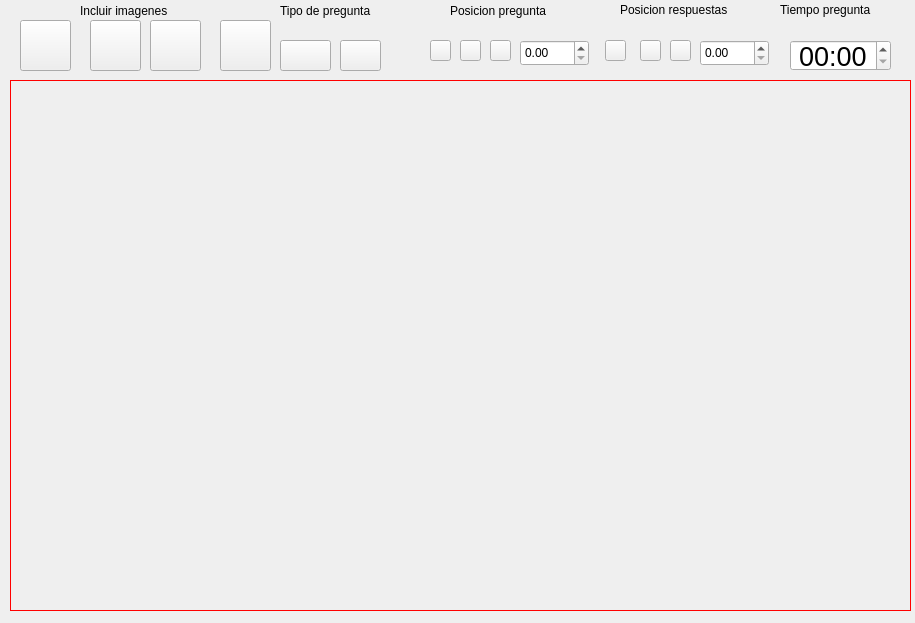
This is DISENOS/modRespMultiples_d.ui in ronihdzz/DisenadorPreguntas as Qt 5 draws it before an edit. The edited form follows.
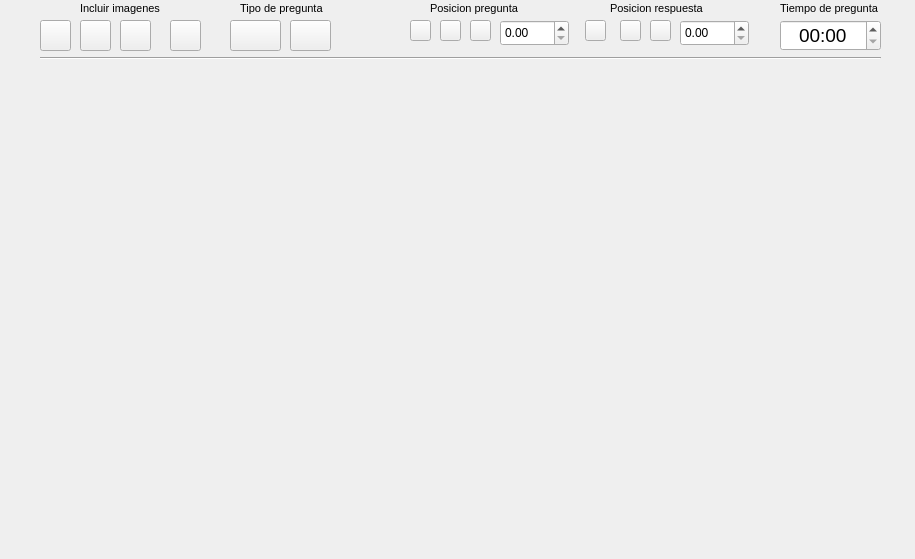
This is the edited form. Icons and pictures are not drawn.

Commit message: Los tres tipos de preguntas incluidos en el creador de cuestionarios final final, falta implementar las preguntas abiertas y el apartado de guardado y compartir asi como los controls y visualizar en el de abajo

```diff
--- a/DISENOS/modRespMultiples_d.ui
+++ b/DISENOS/modRespMultiples_d.ui
@@ -7,7 +7,7 @@
     <x>0</x>
     <y>0</y>
     <width>915</width>
-    <height>623</height>
+    <height>559</height>
    </rect>
   </property>
   <property name="windowTitle">
@@ -16,19 +16,17 @@
   <widget class="QStackedWidget" name="listWidget_panelVersion">
    <property name="geometry">
     <rect>
-     <x>10</x>
-     <y>80</y>
+     <x>0</x>
+     <y>60</y>
      <width>901</width>
-     <height>531</height>
+     <height>491</height>
     </rect>
    </property>
    <property name="toolTipDuration">
     <number>0</number>
    </property>
    <property name="styleSheet">
-    <string notr="true">padding:0px;
-border: 1px solid red;
-</string>
+    <string notr="true"/>
    </property>
    <property name="frameShape">
     <enum>QFrame::NoFrame</enum>
@@ -40,59 +38,53 @@
     <number>-1</number>
    </property>
   </widget>
-  <widget class="QDoubleSpinBox" name="dSpin_pregTam">
+  <widget class="QPushButton" name="btn_pregImag100">
    <property name="geometry">
     <rect>
-     <x>520</x>
-     <y>40</y>
+     <x>170</x>
+     <y>20</y>
+     <width>31</width>
+     <height>31</height>
+    </rect>
+   </property>
+   <property name="styleSheet">
+    <string notr="true">border-image: url(:/alinear/ICONOS/icon_preg100.png);</string>
+   </property>
+   <property name="text">
+    <string/>
+   </property>
+  </widget>
+  <widget class="QPushButton" name="btn_pregImag75">
+   <property name="geometry">
+    <rect>
+     <x>120</x>
+     <y>20</y>
+     <width>31</width>
+     <height>31</height>
+    </rect>
+   </property>
+   <property name="styleSheet">
+    <string notr="true">border-image: url(:/alinear/ICONOS/icon_preg75.png);</string>
+   </property>
+   <property name="text">
+    <string/>
+   </property>
+  </widget>
+  <widget class="QDoubleSpinBox" name="dSpin_respTam">
+   <property name="geometry">
+    <rect>
+     <x>680</x>
+     <y>20</y>
      <width>69</width>
      <height>26</height>
     </rect>
    </property>
   </widget>
-  <widget class="QPushButton" name="btn_pregDer">
+  <widget class="QPushButton" name="btn_respIzq">
    <property name="geometry">
     <rect>
-     <x>490</x>
-     <y>40</y>
-     <width>21</width>
-     <height>21</height>
-    </rect>
-   </property>
-   <property name="styleSheet">
-    <string notr="true">border-image: url(:/alinear/IMAGENES/alinear_derecho.png);</string>
-   </property>
-   <property name="text">
-    <string/>
-   </property>
-   <property name="id" stdset="0">
-    <number>2</number>
-   </property>
-  </widget>
-  <widget class="QPushButton" name="btn_pregCen">
-   <property name="geometry">
-    <rect>
-     <x>460</x>
-     <y>40</y>
-     <width>21</width>
-     <height>21</height>
-    </rect>
-   </property>
-   <property name="styleSheet">
-    <string notr="true">border-image: url(:/alinear/IMAGENES/alinear_centrar.png);</string>
-   </property>
-   <property name="text">
-    <string/>
-   </property>
-   <property name="id" stdset="0">
-    <number>0</number>
-   </property>
-  </widget>
-  <widget class="QPushButton" name="btn_pregIzq">
-   <property name="geometry">
-    <rect>
-     <x>430</x>
-     <y>40</y>
+     <x>585</x>
+     <y>20</y>
      <width>21</width>
      <height>21</height>
     </rect>
@@ -103,22 +95,87 @@
    <property name="text">
     <string/>
    </property>
-   <property name="id" stdset="0">
-    <number>1</number>
+  </widget>
+  <widget class="QPushButton" name="btn_respCen">
+   <property name="geometry">
+    <rect>
+     <x>620</x>
+     <y>20</y>
+     <width>21</width>
+     <height>21</height>
+    </rect>
+   </property>
+   <property name="styleSheet">
+    <string notr="true">border-image: url(:/alinear/IMAGENES/alinear_centrar.png);</string>
+   </property>
+   <property name="text">
+    <string/>
+   </property>
+  </widget>
+  <widget class="QPushButton" name="btn_respDer">
+   <property name="geometry">
+    <rect>
+     <x>650</x>
+     <y>20</y>
+     <width>21</width>
+     <height>21</height>
+    </rect>
+   </property>
+   <property name="styleSheet">
+    <string notr="true">border-image: url(:/alinear/IMAGENES/alinear_derecho.png);</string>
+   </property>
+   <property name="text">
+    <string/>
+   </property>
+  </widget>
+  <widget class="QLabel" name="label_8">
+   <property name="geometry">
+    <rect>
+     <x>240</x>
+     <y>0</y>
+     <width>91</width>
+     <height>16</height>
+    </rect>
+   </property>
+   <property name="font">
+    <font>
+     <pointsize>8</pointsize>
+    </font>
+   </property>
+   <property name="text">
+    <string>Tipo de pregunta</string>
+   </property>
+  </widget>
+  <widget class="QLabel" name="label_9">
+   <property name="geometry">
+    <rect>
+     <x>80</x>
+     <y>0</y>
+     <width>81</width>
+     <height>16</height>
+    </rect>
+   </property>
+   <property name="font">
+    <font>
+     <pointsize>8</pointsize>
+    </font>
+   </property>
+   <property name="text">
+    <string>Incluir imagenes</string>
    </property>
   </widget>
   <widget class="QTimeEdit" name="timeEdit">
    <property name="geometry">
     <rect>
-     <x>790</x>
-     <y>40</y>
+     <x>780</x>
+     <y>20</y>
      <width>101</width>
      <height>31</height>
     </rect>
    </property>
    <property name="font">
     <font>
-     <pointsize>20</pointsize>
+     <pointsize>14</pointsize>
     </font>
    </property>
    <property name="alignment">
@@ -134,158 +191,31 @@
     <number>0</number>
    </property>
   </widget>
-  <widget class="QLabel" name="label_3">
+  <widget class="QLabel" name="label_10">
    <property name="geometry">
     <rect>
-     <x>620</x>
+     <x>430</x>
      <y>0</y>
-     <width>141</width>
-     <height>20</height>
+     <width>91</width>
+     <height>16</height>
     </rect>
    </property>
-   <property name="text">
-    <string>Posicion respuestas</string>
-   </property>
-  </widget>
-  <widget class="QLabel" name="label_4">
-   <property name="geometry">
-    <rect>
-     <x>450</x>
-     <y>0</y>
-     <width>141</width>
-     <height>21</height>
-    </rect>
+   <property name="font">
+    <font>
+     <pointsize>8</pointsize>
+    </font>
    </property>
    <property name="text">
     <string>Posicion pregunta</string>
    </property>
   </widget>
-  <widget class="QPushButton" name="btn_respCen">
-   <property name="geometry">
-    <rect>
-     <x>640</x>
-     <y>40</y>
-     <width>21</width>
-     <height>21</height>
-    </rect>
-   </property>
-   <property name="styleSheet">
-    <string notr="true">border-image: url(:/alinear/IMAGENES/alinear_centrar.png);</string>
-   </property>
-   <property name="text">
-    <string/>
-   </property>
-  </widget>
-  <widget class="QPushButton" name="btn_respIzq">
-   <property name="geometry">
-    <rect>
-     <x>605</x>
-     <y>40</y>
-     <width>21</width>
-     <height>21</height>
-    </rect>
-   </property>
-   <property name="styleSheet">
-    <string notr="true">border-image: url(:/alinear/IMAGENES/alinear_izquierda.png);</string>
-   </property>
-   <property name="text">
-    <string/>
-   </property>
-  </widget>
-  <widget class="QDoubleSpinBox" name="dSpin_respTam">
-   <property name="geometry">
-    <rect>
-     <x>700</x>
-     <y>40</y>
-     <width>69</width>
-     <height>26</height>
-    </rect>
-   </property>
-  </widget>
-  <widget class="QPushButton" name="btn_respDer">
-   <property name="geometry">
-    <rect>
-     <x>670</x>
-     <y>40</y>
-     <width>21</width>
-     <height>21</height>
-    </rect>
-   </property>
-   <property name="styleSheet">
-    <string notr="true">border-image: url(:/alinear/IMAGENES/alinear_derecho.png);</string>
-   </property>
-   <property name="text">
-    <string/>
-   </property>
-  </widget>
-  <widget class="QPushButton" name="btn_pregImag100">
-   <property name="geometry">
-    <rect>
-     <x>220</x>
-     <y>20</y>
-     <width>51</width>
-     <height>51</height>
-    </rect>
-   </property>
-   <property name="styleSheet">
-    <string notr="true">border-image: url(:/alinear/ICONOS/icon_preg100.png);</string>
-   </property>
-   <property name="text">
-    <string/>
-   </property>
-  </widget>
-  <widget class="QLabel" name="label_5">
-   <property name="geometry">
-    <rect>
-     <x>80</x>
-     <y>0</y>
-     <width>141</width>
-     <height>21</height>
-    </rect>
-   </property>
-   <property name="text">
-    <string>Incluir imagenes</string>
-   </property>
-  </widget>
-  <widget class="QPushButton" name="btn_pregImag0">
-   <property name="geometry">
-    <rect>
-     <x>20</x>
-     <y>20</y>
-     <width>51</width>
-     <height>51</height>
-    </rect>
-   </property>
-   <property name="styleSheet">
-    <string notr="true">border-image: url(:/alinear/ICONOS/icon_preg0.png);</string>
-   </property>
-   <property name="text">
-    <string/>
-   </property>
-  </widget>
-  <widget class="QPushButton" name="btn_pregImag75">
-   <property name="geometry">
-    <rect>
-     <x>150</x>
-     <y>20</y>
-     <width>51</width>
-     <height>51</height>
-    </rect>
-   </property>
-   <property name="styleSheet">
-    <string notr="true">border-image: url(:/alinear/ICONOS/icon_preg75.png);</string>
-   </property>
-   <property name="text">
-    <string/>
-   </property>
-  </widget>
   <widget class="QPushButton" name="btn_pregImag50">
    <property name="geometry">
     <rect>
-     <x>90</x>
+     <x>80</x>
      <y>20</y>
-     <width>51</width>
-     <height>51</height>
+     <width>31</width>
+     <height>31</height>
     </rect>
    </property>
    <property name="styleSheet">
@@ -295,11 +225,87 @@
     <string/>
    </property>
   </widget>
+  <widget class="Line" name="line">
+   <property name="geometry">
+    <rect>
+     <x>40</x>
+     <y>50</y>
+     <width>841</width>
+     <height>16</height>
+    </rect>
+   </property>
+   <property name="orientation">
+    <enum>Qt::Horizontal</enum>
+   </property>
+  </widget>
+  <widget class="QPushButton" name="btn_pregDer">
+   <property name="geometry">
+    <rect>
+     <x>470</x>
+     <y>20</y>
+     <width>21</width>
+     <height>21</height>
+    </rect>
+   </property>
+   <property name="styleSheet">
+    <string notr="true">border-image: url(:/alinear/IMAGENES/alinear_derecho.png);</string>
+   </property>
+   <property name="text">
+    <string/>
+   </property>
+   <property name="id" stdset="0">
+    <number>2</number>
+   </property>
+  </widget>
+  <widget class="QDoubleSpinBox" name="dSpin_pregTam">
+   <property name="geometry">
+    <rect>
+     <x>500</x>
+     <y>20</y>
+     <width>69</width>
+     <height>26</height>
+    </rect>
+   </property>
+  </widget>
+  <widget class="QLabel" name="label_11">
+   <property name="geometry">
+    <rect>
+     <x>780</x>
+     <y>0</y>
+     <width>101</width>
+     <height>16</height>
+    </rect>
+   </property>
+   <property name="font">
+    <font>
+     <pointsize>8</pointsize>
+    </font>
+   </property>
+   <property name="text">
+    <string>Tiempo de pregunta</string>
+   </property>
+  </widget>
+  <widget class="QPushButton" name="btn_pregImag0">
+   <property name="geometry">
+    <rect>
+     <x>40</x>
+     <y>20</y>
+     <width>31</width>
+     <height>31</height>
+    </rect>
+   </property>
+   <property name="styleSheet">
+    <string notr="true">border-image: url(:/alinear/ICONOS/icon_preg0.png);</string>
+   </property>
+   <property name="text">
+    <string/>
+   </property>
+  </widget>
   <widget class="QPushButton" name="btn_pregAND">
    <property name="geometry">
     <rect>
-     <x>280</x>
-     <y>40</y>
+     <x>230</x>
+     <y>20</y>
      <width>51</width>
      <height>31</height>
     </rect>
@@ -311,11 +317,48 @@
     <string/>
    </property>
   </widget>
+  <widget class="QLabel" name="label_12">
+   <property name="geometry">
+    <rect>
+     <x>610</x>
+     <y>0</y>
+     <width>101</width>
+     <height>16</height>
+    </rect>
+   </property>
+   <property name="font">
+    <font>
+     <pointsize>8</pointsize>
+    </font>
+   </property>
+   <property name="text">
+    <string>Posicion respuesta</string>
+   </property>
+  </widget>
+  <widget class="QPushButton" name="btn_pregIzq">
+   <property name="geometry">
+    <rect>
+     <x>410</x>
+     <y>20</y>
+     <width>21</width>
+     <height>21</height>
+    </rect>
+   </property>
+   <property name="styleSheet">
+    <string notr="true">border-image: url(:/alinear/IMAGENES/alinear_izquierda.png);</string>
+   </property>
+   <property name="text">
+    <string/>
+   </property>
+   <property name="id" stdset="0">
+    <number>1</number>
+   </property>
+  </widget>
   <widget class="QPushButton" name="btn_pregOR">
    <property name="geometry">
     <rect>
-     <x>340</x>
-     <y>40</y>
+     <x>290</x>
+     <y>20</y>
      <width>41</width>
      <height>31</height>
     </rect>
@@ -327,30 +370,23 @@
     <string/>
    </property>
   </widget>
-  <widget class="QLabel" name="label_6">
+  <widget class="QPushButton" name="btn_pregCen">
    <property name="geometry">
     <rect>
-     <x>280</x>
-     <y>0</y>
-     <width>121</width>
+     <x>440</x>
+     <y>20</y>
+     <width>21</width>
      <height>21</height>
     </rect>
    </property>
-   <property name="text">
-    <string>Tipo de pregunta</string>
+   <property name="styleSheet">
+    <string notr="true">border-image: url(:/alinear/IMAGENES/alinear_centrar.png);</string>
    </property>
-  </widget>
-  <widget class="QLabel" name="label_7">
-   <property name="geometry">
-    <rect>
-     <x>780</x>
-     <y>0</y>
-     <width>121</width>
-     <height>20</height>
-    </rect>
-   </property>
    <property name="text">
-    <string>Tiempo pregunta</string>
+    <string/>
+   </property>
+   <property name="id" stdset="0">
+    <number>0</number>
    </property>
   </widget>
  </widget>
```
The commit also changes 63 other files.
